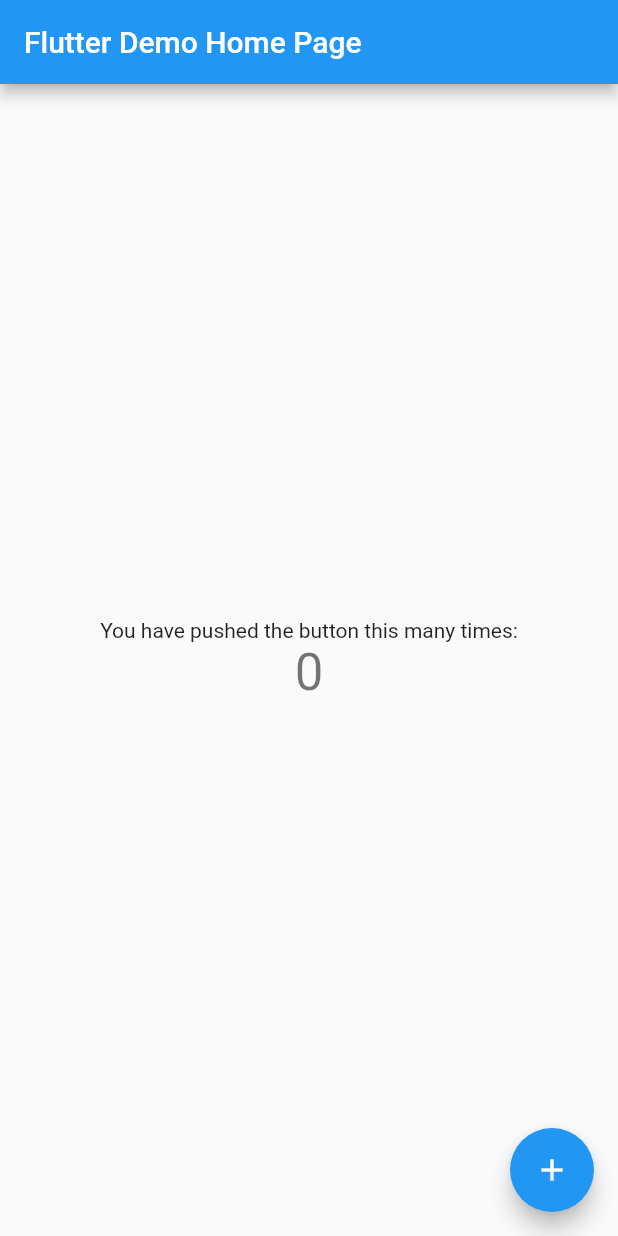
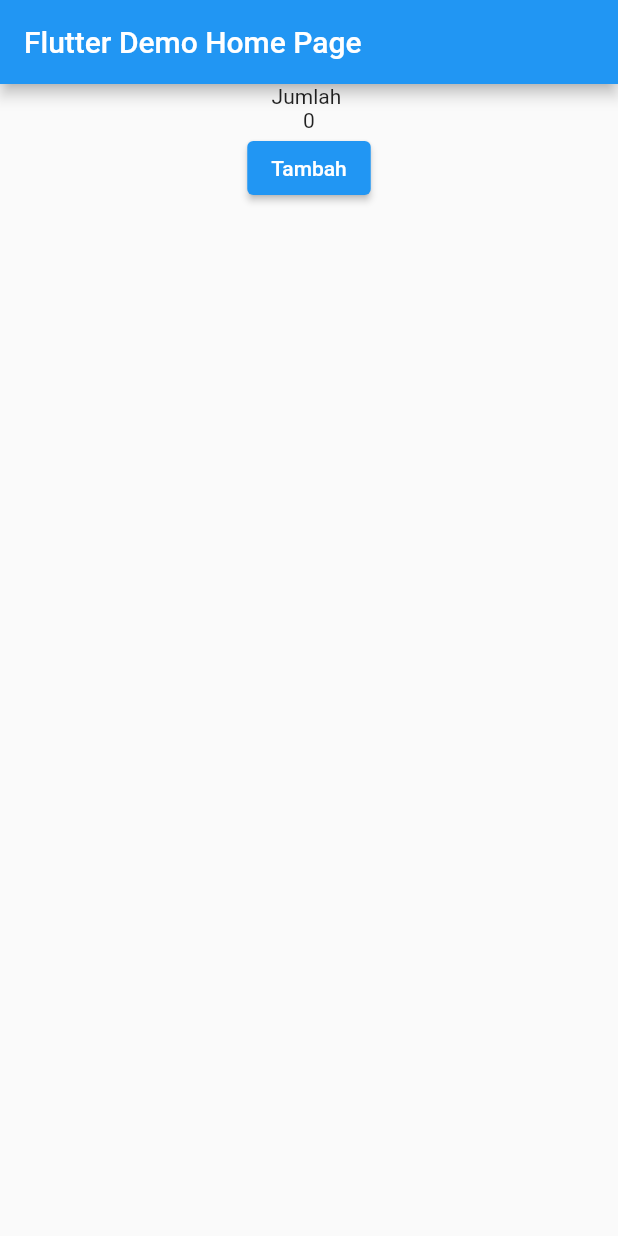
Before and after one commit to Celxd/state-crud, a Flutter app: the screen it shows after launch, on a phone screen of 412 x 824 dp. Run offline on Flutter 3.47's test engine with Material 2 defaults, Android fonts, the phone set to English and light mode, and no system bars; our stand-ins replace get.

```diff
--- /dev/null
+++ b/lib/Controller.dart
@@ -0,0 +1,8 @@
+import 'package:flutter/material.dart';
+import 'package:get/get.dart';
+
+class Controller extends GetxController {
+  final count = 0.obs;
+
+  void increment() => count.value++;
+}
--- a/lib/main.dart
+++ b/lib/main.dart
@@ -1,4 +1,7 @@
 import 'package:flutter/material.dart';
+import 'package:get/get.dart';
+
+import 'Controller.dart';
 
 void main() {
   runApp(const MyApp());
@@ -48,27 +51,11 @@ class MyHomePage extends StatefulWidget {
 }
 
 class _MyHomePageState extends State<MyHomePage> {
-  int _counter = 0;
-
-  void _incrementCounter() {
-    setState(() {
-      // This call to setState tells the Flutter framework that something has
-      // changed in this State, which causes it to rerun the build method below
-      // so that the display can reflect the updated values. If we changed
-      // _counter without calling setState(), then the build method would not be
-      // called again, and so nothing would appear to happen.
-      _counter++;
-    });
-  }
+  final Controller control = Get.put(Controller());
 
   @override
   Widget build(BuildContext context) {
-    // This method is rerun every time setState is called, for instance as done
-    // by the _incrementCounter method above.
-    //
-    // The Flutter framework has been optimized to make rerunning build methods
-    // fast, so that you can just rebuild anything that needs updating rather
-    // than having to individually change instances of widgets.
+
     return Scaffold(
       appBar: AppBar(
         // Here we take the value from the MyHomePage object that was created by
@@ -79,37 +66,18 @@ class _MyHomePageState extends State<MyHomePage> {
         // Center is a layout widget. It takes a single child and positions it
         // in the middle of the parent.
         child: Column(
-          // Column is also a layout widget. It takes a list of children and
-          // arranges them vertically. By default, it sizes itself to fit its
-          // children horizontally, and tries to be as tall as its parent.
-          //
-          // Invoke "debug painting" (press "p" in the console, choose the
-          // "Toggle Debug Paint" action from the Flutter Inspector in Android
-          // Studio, or the "Toggle Debug Paint" command in Visual Studio Code)
-          // to see the wireframe for each widget.
-          //
-          // Column has various properties to control how it sizes itself and
-          // how it positions its children. Here we use mainAxisAlignment to
-          // center the children vertically; the main axis here is the vertical
-          // axis because Columns are vertical (the cross axis would be
-          // horizontal).
-          mainAxisAlignment: MainAxisAlignment.center,
-          children: <Widget>[
-            const Text(
-              'You have pushed the button this many times:',
+           children: [
+            Text("Jumlah "),
+            Obx(() => Text("${control.count.toString()}")),
+            ElevatedButton(
+              onPressed: () {
+                control.increment();
+              },
+              child: Text("Tambah"),
             ),
-            Text(
-              '$_counter',
-              style: Theme.of(context).textTheme.headline4,
-            ),
-          ],
+           ],
         ),
       ),
-      floatingActionButton: FloatingActionButton(
-        onPressed: _incrementCounter,
-        tooltip: 'Increment',
-        child: const Icon(Icons.add),
-      ), // This trailing comma makes auto-formatting nicer for build methods.
     );
   }
 }
```
Also changed, not shown: pubspec.lock, 3 other files.
